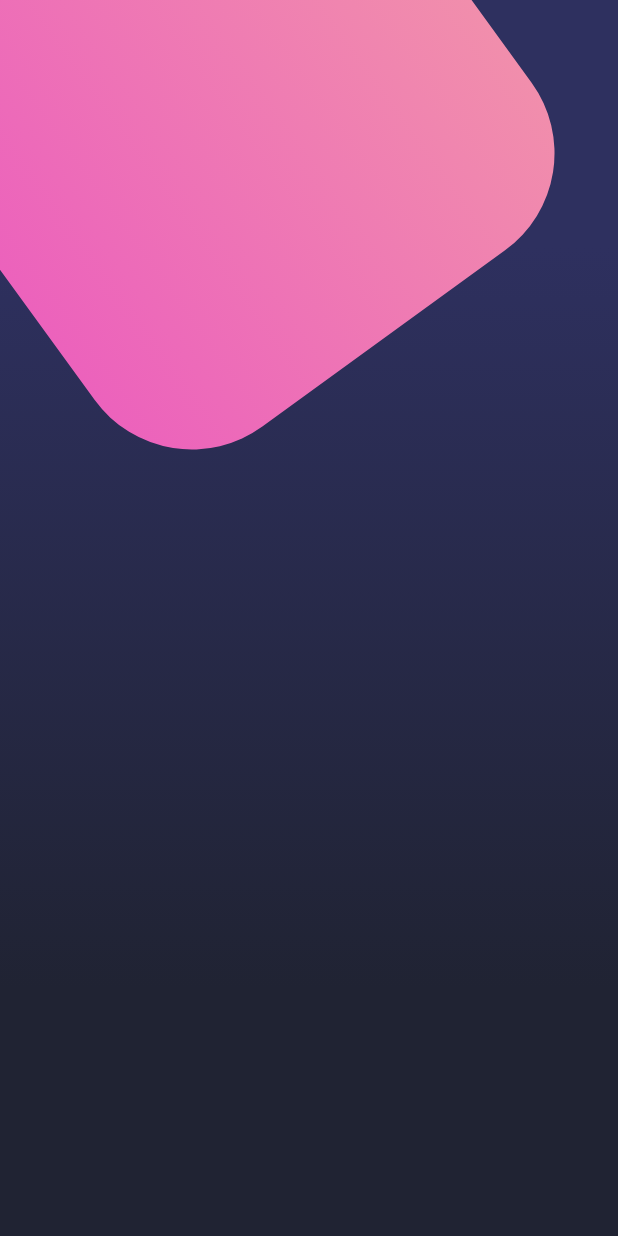
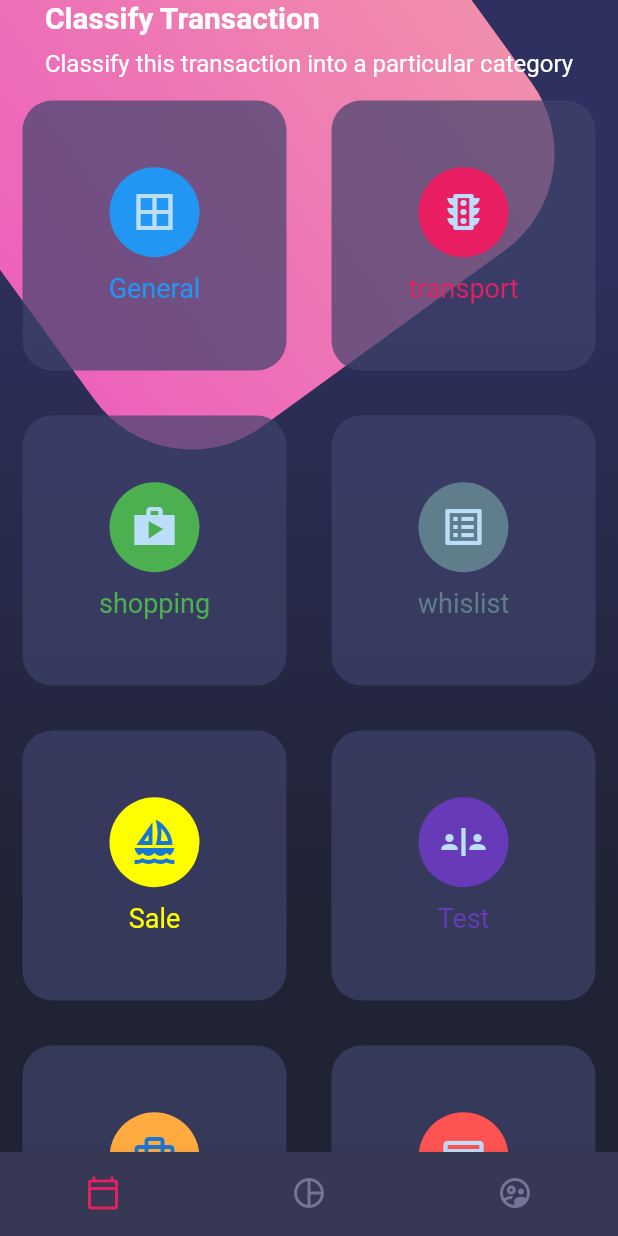
Before and after one commit to Francisc0hll/Flutter_design_app, a Flutter app: the screen it shows after launch, on a phone screen of 412 x 824 dp. Run offline on Flutter 3.47's test engine with Material 2 defaults, Android fonts, the phone set to English and light mode, and no system bars; missing offline and left inert: dart:ffi.

Commit message:
second commit, create card and add icons

```diff
--- a/lib/main.dart
+++ b/lib/main.dart
@@ -1,11 +1,13 @@
 import 'package:disenos_1/screens/home_screen.dart';
 import 'package:flutter/material.dart';
+import 'package:flutter/services.dart';
 
 void main() => runApp(MyApp());
 
 class MyApp extends StatelessWidget {
   @override
   Widget build(BuildContext context) {
+    SystemChrome.setSystemUIOverlayStyle(SystemUiOverlayStyle.light);
     return MaterialApp(
       debugShowCheckedModeBanner: false,
       title: 'Material App',
--- a/lib/screens/home_screen.dart
+++ b/lib/screens/home_screen.dart
@@ -1,12 +1,29 @@
+import 'package:flutter/material.dart';
+
 import 'package:disenos_1/widgets/background.dart';
-import 'package:flutter/material.dart';
+import 'package:disenos_1/widgets/card_table.dart';
+import 'package:disenos_1/widgets/custom_bottom_navigation.dart';
+import 'package:disenos_1/widgets/page_title.dart';
 
 class HomeScreen extends StatelessWidget {
   @override
   Widget build(BuildContext context) {
     return Scaffold(
-        body: Stack(
-      children: [Backgound()],
-    ));
+      body: Stack(
+        children: [Backgound(), _Homebody()],
+      ),
+      bottomNavigationBar: CustomBottomNavigation(),
+    );
   }
 }
+
+class _Homebody extends StatelessWidget {
+  @override
+  Widget build(BuildContext context) {
+    return SingleChildScrollView(
+      child: Column(
+        children: [PageTitle(), CardTable()],
+      ),
+    );
+  }
+}
--- /dev/null
+++ b/lib/widgets/card_table.dart
@@ -0,0 +1,88 @@
+import 'package:flutter/material.dart';
+
+class CardTable extends StatelessWidget {
+  @override
+  Widget build(BuildContext context) {
+    return Table(children: [
+      TableRow(children: [
+        _SingleCard(
+            color: Colors.blue, icon: Icons.border_all, text: 'General'),
+        _SingleCard(
+            color: Colors.pink, icon: Icons.traffic_outlined, text: 'transport')
+      ]),
+      TableRow(children: [
+        _SingleCard(
+            color: Colors.green, icon: Icons.shop_sharp, text: 'shopping'),
+        _SingleCard(
+            color: Colors.blueGrey, icon: Icons.list_alt, text: 'whislist')
+      ]),
+      TableRow(children: [
+        _SingleCard(
+            color: Colors.yellowAccent,
+            icon: Icons.sailing_outlined,
+            text: 'Sale'),
+        _SingleCard(
+            color: Colors.deepPurple,
+            icon: Icons.safety_divider_outlined,
+            text: 'Test')
+      ]),
+      TableRow(children: [
+        _SingleCard(
+            color: Colors.orangeAccent,
+            icon: Icons.card_travel_outlined,
+            text: 'creditCard'),
+        _SingleCard(
+            color: Colors.redAccent, icon: Icons.credit_card, text: 'bill')
+      ]),
+      TableRow(children: [
+        _SingleCard(
+            color: Colors.cyanAccent,
+            icon: Icons.money_off_outlined,
+            text: 'Credit'),
+        _SingleCard(
+            color: Colors.brown,
+            icon: Icons.contact_mail_outlined,
+            text: 'Contact')
+      ]),
+    ]);
+  }
+}
+
+class _SingleCard extends StatelessWidget {
+  final IconData icon;
+  final Color color;
+  final String text;
+
+  const _SingleCard(
+      {Key? key, required this.icon, required this.color, required this.text})
+      : super(key: key);
+
+  @override
+  Widget build(BuildContext context) {
+    return Container(
+      margin: EdgeInsets.all(15),
+      height: 180,
+      decoration: BoxDecoration(
+          color: Color.fromRGBO(62, 66, 107, 0.7),
+          borderRadius: BorderRadius.circular(20)),
+      child: Column(
+        mainAxisAlignment: MainAxisAlignment.center,
+        children: [
+          CircleAvatar(
+            backgroundColor: this.color,
+            child: Icon(
+              this.icon,
+              size: 32,
+            ),
+            radius: 30,
+          ),
+          SizedBox(height: 10),
+          Text(
+            this.text,
+            style: TextStyle(color: this.color, fontSize: 18),
+          )
+        ],
+      ),
+    );
+  }
+}
--- /dev/null
+++ b/lib/widgets/custom_bottom_navigation.dart
@@ -0,0 +1,22 @@
+import 'package:flutter/material.dart';
+
+class CustomBottomNavigation extends StatelessWidget {
+  @override
+  Widget build(BuildContext context) {
+    return BottomNavigationBar(
+      showSelectedLabels: false,
+      showUnselectedLabels: false,
+      selectedItemColor: Colors.pink,
+      backgroundColor: Color.fromRGBO(55, 57, 84, 1),
+      unselectedItemColor: Color.fromRGBO(116, 117, 152, 1),
+      items: [
+        BottomNavigationBarItem(
+            icon: Icon(Icons.calendar_today_outlined), label: 'Calendar'),
+        BottomNavigationBarItem(
+            icon: Icon(Icons.pie_chart_outline_outlined), label: 'Grafics'),
+        BottomNavigationBarItem(
+            icon: Icon(Icons.supervised_user_circle_outlined), label: 'Users')
+      ],
+    );
+  }
+}
--- /dev/null
+++ b/lib/widgets/page_title.dart
@@ -0,0 +1,25 @@
+import 'dart:ffi';
+
+import 'package:flutter/material.dart';
+
+class PageTitle extends StatelessWidget {
+  @override
+  Widget build(BuildContext context) {
+    return SafeArea(
+      bottom: false,
+      child: Container(
+        margin: EdgeInsets.symmetric(horizontal: 20),
+        child: Column(crossAxisAlignment: CrossAxisAlignment.start, children: [
+          Text(
+            "Classify Transaction",
+            style: TextStyle(
+                fontSize: 20, fontWeight: FontWeight.bold, color: Colors.white),
+          ),
+          SizedBox(height: 10),
+          Text("Classify this transaction into a particular category",
+              style: TextStyle(fontSize: 16, color: Colors.white))
+        ]),
+      ),
+    );
+  }
+}
```
